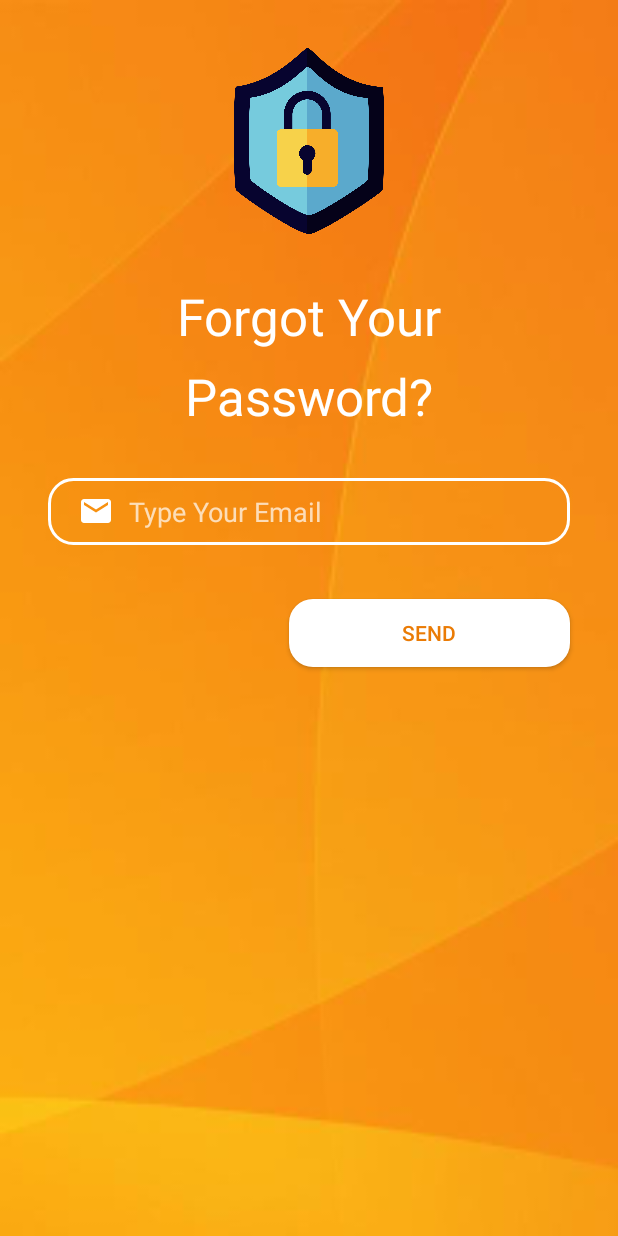
After one commit to suarez14/4code, an Android app: the ForgotActivity screen opened directly, with no data from a screen before it, on a phone screen of 412 x 824 dp. The commit adds this screen. Run offline under Robolectric (Android 15) with nearby library versions, the phone set to English and light mode, and no system bars; our stand-ins replace Firebase (no records; nobody signed in at launch, a user with empty details on screens opened directly).

Commit message:
En esta version tenemos los siguiente avances - activityLogin  tiene validacion de email y contraseña,  valida si lso datos de ingreso estan en la base de datos - funcionalidad de recuperacion de contraseña que envia correo  al email para cambio de password - validacion de usuario registrado,  si el suario ya se registro la loginActivity no vuelve a salir y va directo a l HomeActivity - todos lso datos de RegisterActiviy se almacenan en base de datos

```diff
--- /dev/null
+++ b/Run/app/src/main/java/com/example/run/ForgotActivity.kt
@@ -0,0 +1,57 @@
+package com.example.run
+
+import android.content.Intent
+import androidx.appcompat.app.AppCompatActivity
+import android.os.Bundle
+import android.text.TextUtils
+import android.widget.Toast
+import com.google.firebase.auth.FirebaseAuth
+import kotlinx.android.synthetic.main.activity_forgot.*
+
+class ForgotActivity : AppCompatActivity() {
+
+    private var mAuth: FirebaseAuth? = null
+
+
+    override fun onCreate(savedInstanceState: Bundle?) {
+        super.onCreate(savedInstanceState)
+        setContentView(R.layout.activity_forgot)
+
+
+        initialise()
+
+    }
+
+    private fun initialise() {
+
+        mAuth = FirebaseAuth.getInstance()
+        buttonForgotSend!!.setOnClickListener { sendPasswordResetEmail() }
+
+    }
+
+    private fun sendPasswordResetEmail() {
+
+        val email = editTextForgotEmail?.text.toString()
+
+        if (!TextUtils.isEmpty(email)) {
+            mAuth!!
+                .sendPasswordResetEmail(email)
+                .addOnCompleteListener { task ->
+                    if (task.isSuccessful) {
+                        Toast.makeText(this, "Email Enviado", Toast.LENGTH_SHORT).show()
+                        goLoginActivity()
+                    } else {
+                        Toast.makeText(this, "No se encontró el usuario con este correo", Toast.LENGTH_SHORT).show()
+                    }
+                }
+        } else {
+            Toast.makeText(this, "Agregue el correo", Toast.LENGTH_SHORT).show()
+        }
+    }
+    private fun goLoginActivity() {
+        val intent = Intent(this, LoginActivity::class.java)
+        intent.addFlags(Intent.FLAG_ACTIVITY_CLEAR_TOP)
+        startActivity(intent)
+    }
+
+}
--- /dev/null
+++ b/Run/app/src/main/res/layout/activity_forgot.xml
@@ -0,0 +1,85 @@
+<?xml version="1.0" encoding="utf-8"?>
+<androidx.constraintlayout.widget.ConstraintLayout xmlns:android="http://schemas.android.com/apk/res/android"
+    xmlns:app="http://schemas.android.com/apk/res-auto"
+    xmlns:tools="http://schemas.android.com/tools"
+    android:layout_width="match_parent"
+    android:layout_height="match_parent"
+    android:background="@drawable/orange"
+    tools:context=".ForgotActivity">
+
+    <Button
+        android:id="@+id/buttonForgotSend"
+        style="@style/Widget.AppCompat.Button"
+        android:layout_width="187dp"
+        android:layout_height="45dp"
+        android:layout_marginTop="36dp"
+        android:background="@drawable/button_rounded"
+        android:text="Send"
+        android:textColor="@color/orange"
+        app:layout_constraintEnd_toEndOf="parent"
+        app:layout_constraintHorizontal_bias="0.857"
+        app:layout_constraintStart_toStartOf="parent"
+        app:layout_constraintTop_toBottomOf="@+id/editTextForgotEmail" />
+
+    <EditText
+        android:id="@+id/editTextForgotEmail"
+        android:layout_width="match_parent"
+        android:layout_height="wrap_content"
+        android:layout_marginStart="32dp"
+        android:layout_marginTop="32dp"
+        android:layout_marginEnd="32dp"
+        android:autofillHints="emailAddress"
+        android:background="@drawable/button_rounded_border"
+        android:drawableLeft="@drawable/ic_email"
+        android:drawablePadding="10dp"
+        android:ems="10"
+        android:hint="Type Your Email"
+        android:inputType="textEmailAddress"
+        android:paddingLeft="20dp"
+        android:paddingTop="10dp"
+        android:paddingRight="10dp"
+        android:paddingBottom="10dp"
+        app:layout_constraintEnd_toEndOf="parent"
+        app:layout_constraintStart_toStartOf="parent"
+        app:layout_constraintTop_toBottomOf="@+id/textViewForgotMessage2" />
+
+    <TextView
+        android:id="@+id/textViewForgotMessage"
+        android:layout_width="match_parent"
+        android:layout_height="wrap_content"
+        android:layout_marginStart="32dp"
+        android:layout_marginTop="32dp"
+        android:layout_marginEnd="32dp"
+        android:text="Forgot Your"
+        android:textAlignment="center"
+        android:textColor="@color/white"
+        android:textSize="34sp"
+        app:layout_constraintEnd_toEndOf="parent"
+        app:layout_constraintStart_toStartOf="parent"
+        app:layout_constraintTop_toBottomOf="@+id/imageView" />
+
+    <TextView
+        android:id="@+id/textViewForgotMessage2"
+        android:layout_width="match_parent"
+        android:layout_height="wrap_content"
+        android:layout_marginStart="32dp"
+        android:layout_marginTop="8dp"
+        android:layout_marginEnd="32dp"
+        android:text="Password?"
+        android:textAlignment="center"
+        android:textColor="@color/white"
+        android:textSize="34sp"
+        app:layout_constraintEnd_toEndOf="parent"
+        app:layout_constraintHorizontal_bias="0.497"
+        app:layout_constraintStart_toStartOf="parent"
+        app:layout_constraintTop_toBottomOf="@+id/textViewForgotMessage" />
+
+    <ImageView
+        android:id="@+id/imageView"
+        android:layout_width="match_parent"
+        android:layout_height="124dp"
+        android:layout_marginTop="32dp"
+        app:layout_constraintTop_toTopOf="parent"
+        app:srcCompat="@drawable/candado"
+        tools:layout_editor_absoluteX="136dp" />
+</androidx.constraintlayout.widget.ConstraintLayout>
--- a/Run/app/src/main/res/values/strings.xml
+++ b/Run/app/src/main/res/values/strings.xml
@@ -17,9 +17,7 @@
     <string name="signUp">SignUp</string>
     <string name="google">Google</string>
     <string name="facebook">Facebook</string>
-
-
-
+    <string name="prefs_file">com.example.run.PREFERENCE_FILE_KEY</string>
 
 
     Already Have an Account?
--- a/Run/build.gradle
+++ b/Run/build.gradle
@@ -6,7 +6,7 @@ buildscript {
     }
     dependencies {
         classpath "com.android.tools.build:gradle:7.0.3"
-        classpath "org.jetbrains.kotlin:kotlin-gradle-plugin:1.5.31"
+        classpath 'org.jetbrains.kotlin:kotlin-gradle-plugin:1.6.0'
         classpath 'com.google.gms:google-services:4.3.10'
 
         // NOTE: Do not place your application dependencies here; they belong
```
Also changed, not shown: Run/app/src/main/AndroidManifest.xml (+7 -4 lines), Run/app/src/main/java/com/example/run/HomeActivity.kt (+11 -8 lines), Run/app/src/main/java/com/example/run/LoginActivity.kt (+65 -2 lines), Run/app/src/main/java/com/example/run/RegisterActivity.kt (+38 -15 lines), Run/app/src/main/res/layout/activity_home.xml (+10 -0 lines), Run/app/src/main/res/drawable-hdpi/candado.png (added), Run/app/src/main/res/drawable-xhdpi/candado.png (added), Run/app/src/main/res/drawable-xxhdpi/candado.png (added), Run/app/src/main/res/drawable-xxxhdpi/candado.png (added), Run/app/src/main/res/drawable/candado.png (added).
